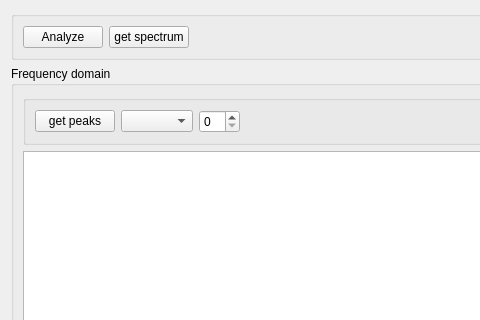
Old version of the form src/qudi/gui/qdyne/ui/time_trace_analysis_data_widget.ui in the repository Ulm-IQO/qudi-iqo-modules; both pictures show x 0 to 480 and y 0 to 320 of the 907 by 704 pixel window.
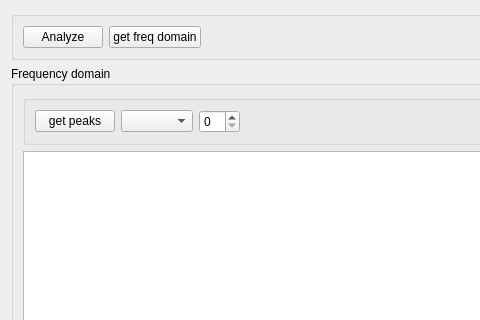
New version of the form. Custom widgets are drawn as their Qt base class.

Commit message: time domain analysis added in time trace analyzer

Diff of the .ui file:
```diff
--- a/src/qudi/gui/qdyne/ui/time_trace_analysis_data_widget.ui
+++ b/src/qudi/gui/qdyne/ui/time_trace_analysis_data_widget.ui
@@ -40,7 +40,7 @@
       <item row="0" column="1">
        <widget class="QPushButton" name="tta_get_spectrum_pushButton">
         <property name="text">
-         <string>get spectrum</string>
+         <string>get freq domain</string>
         </property>
        </widget>
       </item>
```
Left out of the diff: 4 changed lines with no effect on the pictures. The commit also changes 5 other files.
